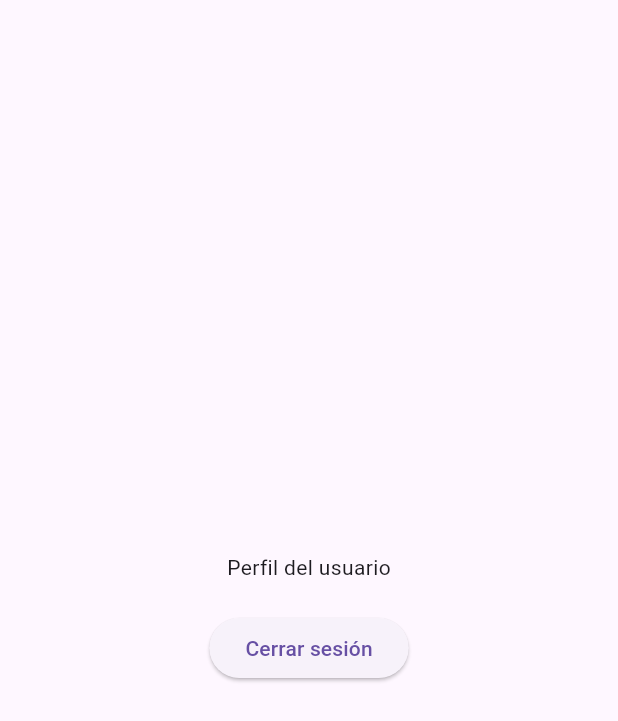
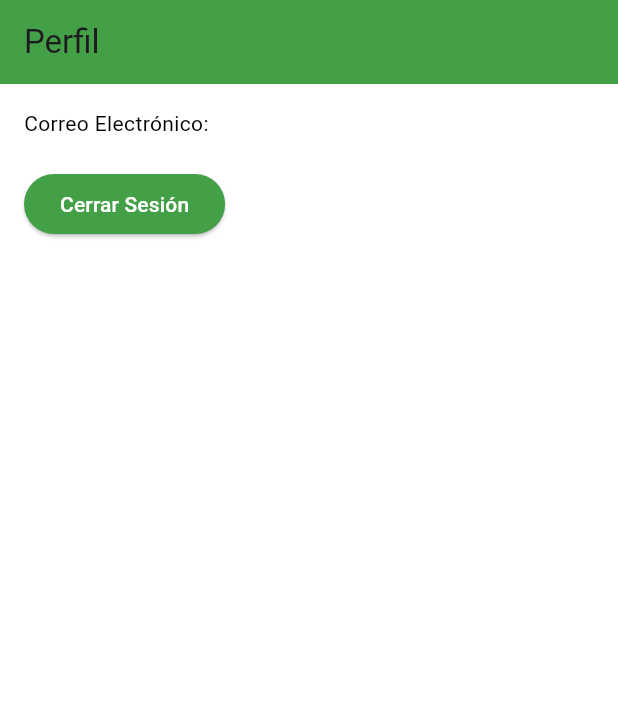
Before and after one commit to 7mo-A/foodfacil_flutter, a Flutter app: the ProfileScreen screen opened directly, on a phone screen of 412 x 824 dp. Shown: the top 721 px of the screen. Run offline on Flutter 3.47's test engine with Material 3 defaults, Android fonts, the phone set to English and light mode, and no system bars; our stand-ins replace cloud_firestore, firebase_auth, firebase_core; accounts and stored records are empty.

Commit message:
main fix  y profile fix

```diff
--- a/lib/screens/profile_screen.dart
+++ b/lib/screens/profile_screen.dart
@@ -1,27 +1,42 @@
 import 'package:flutter/material.dart';
 import 'package:firebase_auth/firebase_auth.dart';
-import 'login_screen.dart';
 
-class ProfileScreen extends StatelessWidget {
+class ProfileScreen extends StatefulWidget {
+  @override
+  _ProfileScreenState createState() => _ProfileScreenState();
+}
+
+class _ProfileScreenState extends State<ProfileScreen> {
+  final FirebaseAuth _auth = FirebaseAuth.instance;
+
+  Future<void> _signOut() async {
+    await _auth.signOut();
+    Navigator.of(context).pushReplacementNamed('/login');
+  }
+
   @override
   Widget build(BuildContext context) {
-    return Center(
+    User? user = _auth.currentUser;
+
+    return Scaffold(
+      appBar: AppBar(
+        title: Text('Perfil'),
+      ),
+      body: Padding(
+        padding: const EdgeInsets.all(16.0),
         child: Column(
-        mainAxisAlignment: MainAxisAlignment.center,
+          crossAxisAlignment: CrossAxisAlignment.start,
           children: [
-          Text('Perfil del usuario'),
+            if (user != null) ...[
+              Text('Correo Electrónico: ${user.email}'),
               SizedBox(height: 20),
+            ],
             ElevatedButton(
-            onPressed: () async {
-              await FirebaseAuth.instance.signOut();
-              Navigator.pushReplacement(
-                context,
-                MaterialPageRoute(builder: (context) => LoginScreen()),
-              );
-            },
-            child: Text('Cerrar sesión'),
+              onPressed: _signOut,
+              child: Text('Cerrar Sesión'),
             ),
           ],
+        ),
       ),
     );
   }
```
Also changed, not shown: lib/main.dart (+6 -5 lines). Lines whose indentation alone changed are shown as unchanged.
